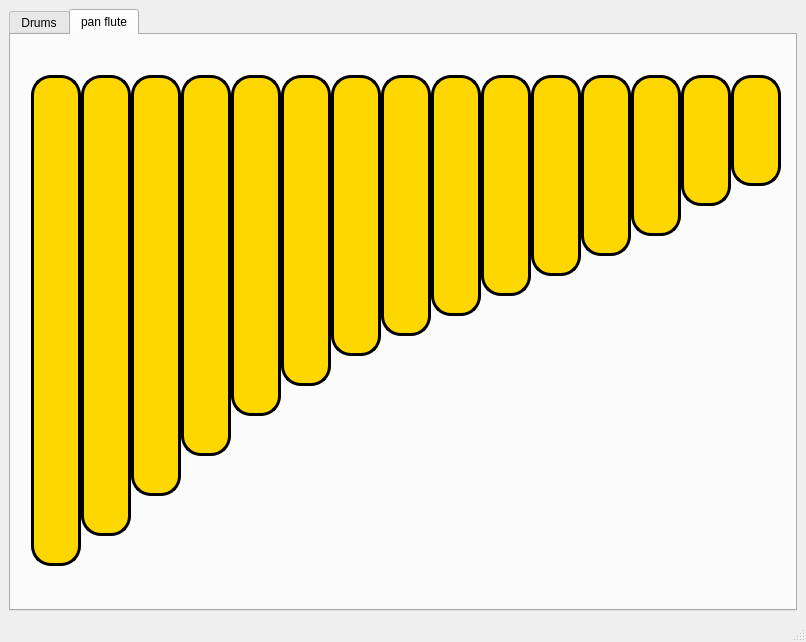
The window that P3.ui (tasneemadel97/DSP_Final) describes before a commit, drawn with Qt 5.
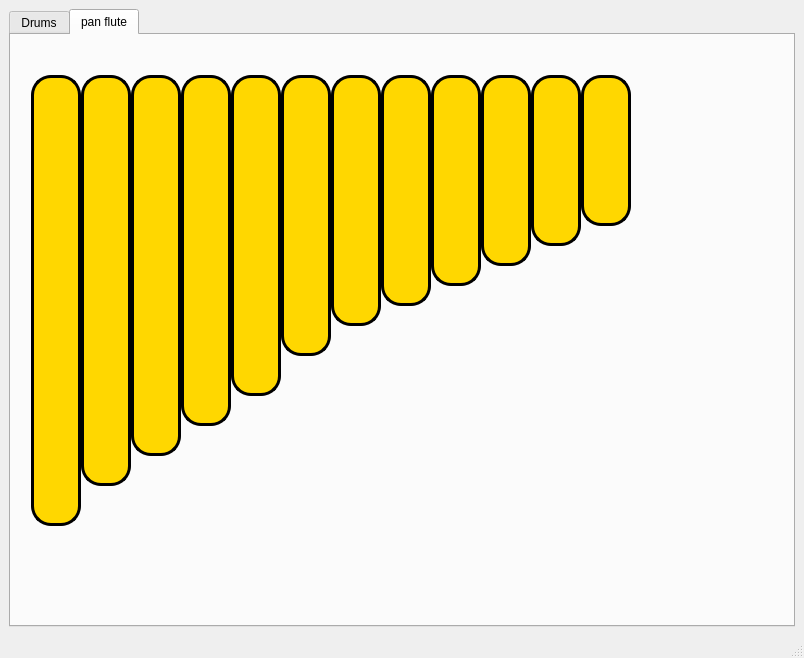
The same window after the commit. The open tabs and pages were chosen to show the change.

```diff
--- a/P3.ui
+++ b/P3.ui
@@ -6,8 +6,8 @@
    <rect>
     <x>0</x>
     <y>0</y>
-    <width>806</width>
-    <height>642</height>
+    <width>804</width>
+    <height>658</height>
    </rect>
   </property>
   <property name="windowTitle">
@@ -221,7 +221,7 @@
           <x>20</x>
           <y>40</y>
           <width>50</width>
-          <height>491</height>
+          <height>451</height>
          </rect>
         </property>
         <property name="styleSheet">
@@ -244,7 +244,7 @@
           <x>70</x>
           <y>40</y>
           <width>50</width>
-          <height>461</height>
+          <height>411</height>
          </rect>
         </property>
         <property name="styleSheet">
@@ -267,7 +267,7 @@
           <x>120</x>
           <y>40</y>
           <width>50</width>
-          <height>421</height>
+          <height>381</height>
          </rect>
         </property>
         <property name="styleSheet">
@@ -290,7 +290,7 @@
           <x>170</x>
           <y>40</y>
           <width>50</width>
-          <height>381</height>
+          <height>351</height>
          </rect>
         </property>
         <property name="styleSheet">
@@ -313,7 +313,7 @@
           <x>220</x>
           <y>40</y>
           <width>50</width>
-          <height>341</height>
+          <height>321</height>
          </rect>
         </property>
         <property name="styleSheet">
@@ -336,29 +336,6 @@
           <x>270</x>
           <y>40</y>
           <width>50</width>
-          <height>311</height>
-         </rect>
-        </property>
-        <property name="styleSheet">
-         <string notr="true">QPushButton {
-  background-color: gold;
-  color: rgb(0, 0, 0);
-
-  border-width: 3px;        
-  border-style: solid;
-  border-radius: 20px;
-}</string>
-        </property>
-        <property name="text">
-         <string/>
-        </property>
-       </widget>
-       <widget class="QPushButton" name="p7">
-        <property name="geometry">
-         <rect>
-          <x>320</x>
-          <y>40</y>
-          <width>50</width>
           <height>281</height>
          </rect>
         </property>
@@ -376,13 +353,36 @@
          <string/>
         </property>
        </widget>
+       <widget class="QPushButton" name="p7">
+        <property name="geometry">
+         <rect>
+          <x>320</x>
+          <y>40</y>
+          <width>50</width>
+          <height>251</height>
+         </rect>
+        </property>
+        <property name="styleSheet">
+         <string notr="true">QPushButton {
+  background-color: gold;
+  color: rgb(0, 0, 0);
+
+  border-width: 3px;        
+  border-style: solid;
+  border-radius: 20px;
+}</string>
+        </property>
+        <property name="text">
+         <string/>
+        </property>
+       </widget>
        <widget class="QPushButton" name="p8">
         <property name="geometry">
          <rect>
           <x>370</x>
           <y>40</y>
           <width>50</width>
-          <height>261</height>
+          <height>231</height>
          </rect>
         </property>
         <property name="styleSheet">
@@ -405,7 +405,7 @@
           <x>420</x>
           <y>40</y>
           <width>50</width>
-          <height>241</height>
+          <height>211</height>
          </rect>
         </property>
         <property name="styleSheet">
@@ -428,7 +428,7 @@
           <x>470</x>
           <y>40</y>
           <width>50</width>
-          <height>221</height>
+          <height>191</height>
          </rect>
         </property>
         <property name="styleSheet">
@@ -451,7 +451,7 @@
           <x>520</x>
           <y>40</y>
           <width>50</width>
-          <height>201</height>
+          <height>171</height>
          </rect>
         </property>
         <property name="styleSheet">
@@ -474,76 +474,7 @@
           <x>570</x>
           <y>40</y>
           <width>50</width>
-          <height>181</height>
-         </rect>
-        </property>
-        <property name="styleSheet">
-         <string notr="true">QPushButton {
-  background-color: gold;
-  color: rgb(0, 0, 0);
-
-  border-width: 3px;        
-  border-style: solid;
-  border-radius: 20px;
-}</string>
-        </property>
-        <property name="text">
-         <string/>
-        </property>
-       </widget>
-       <widget class="QPushButton" name="p13">
-        <property name="geometry">
-         <rect>
-          <x>620</x>
-          <y>40</y>
-          <width>50</width>
-          <height>161</height>
-         </rect>
-        </property>
-        <property name="styleSheet">
-         <string notr="true">QPushButton {
-  background-color: gold;
-  color: rgb(0, 0, 0);
-
-  border-width: 3px;        
-  border-style: solid;
-  border-radius: 20px;
-}</string>
-        </property>
-        <property name="text">
-         <string/>
-        </property>
-       </widget>
-       <widget class="QPushButton" name="p14">
-        <property name="geometry">
-         <rect>
-          <x>670</x>
-          <y>40</y>
-          <width>50</width>
-          <height>131</height>
-         </rect>
-        </property>
-        <property name="styleSheet">
-         <string notr="true">QPushButton {
-  background-color: gold;
-  color: rgb(0, 0, 0);
-
-  border-width: 3px;        
-  border-style: solid;
-  border-radius: 20px;
-}</string>
-        </property>
-        <property name="text">
-         <string/>
-        </property>
-       </widget>
-       <widget class="QPushButton" name="p15">
-        <property name="geometry">
-         <rect>
-          <x>720</x>
-          <y>40</y>
-          <width>50</width>
-          <height>111</height>
+          <height>151</height>
          </rect>
         </property>
         <property name="styleSheet">
```
